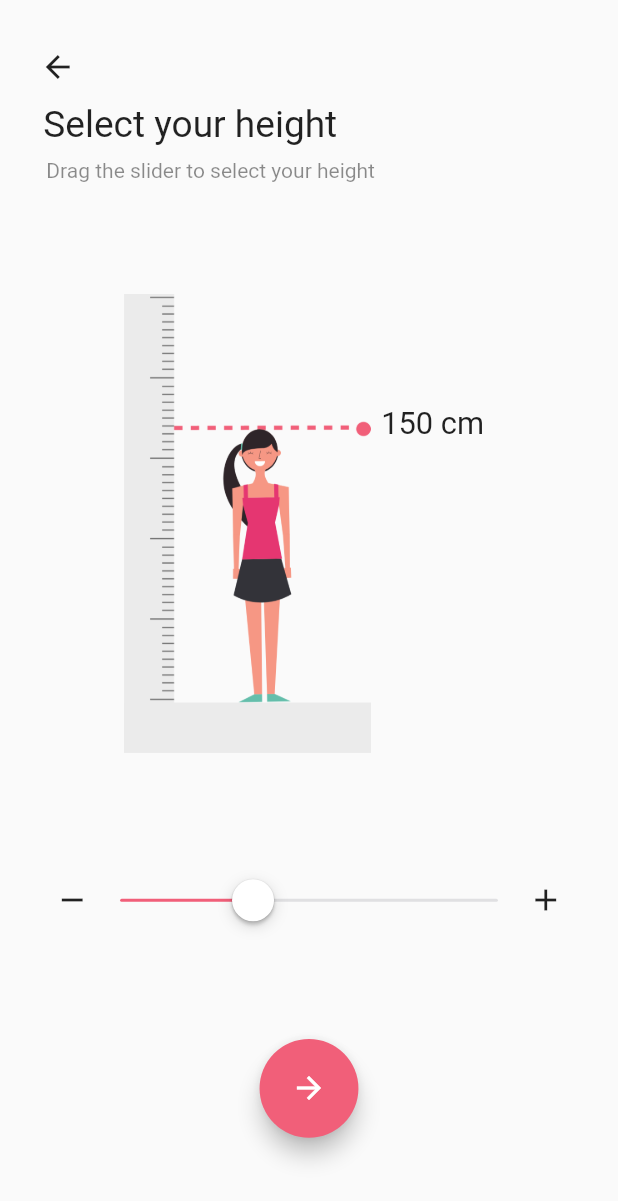
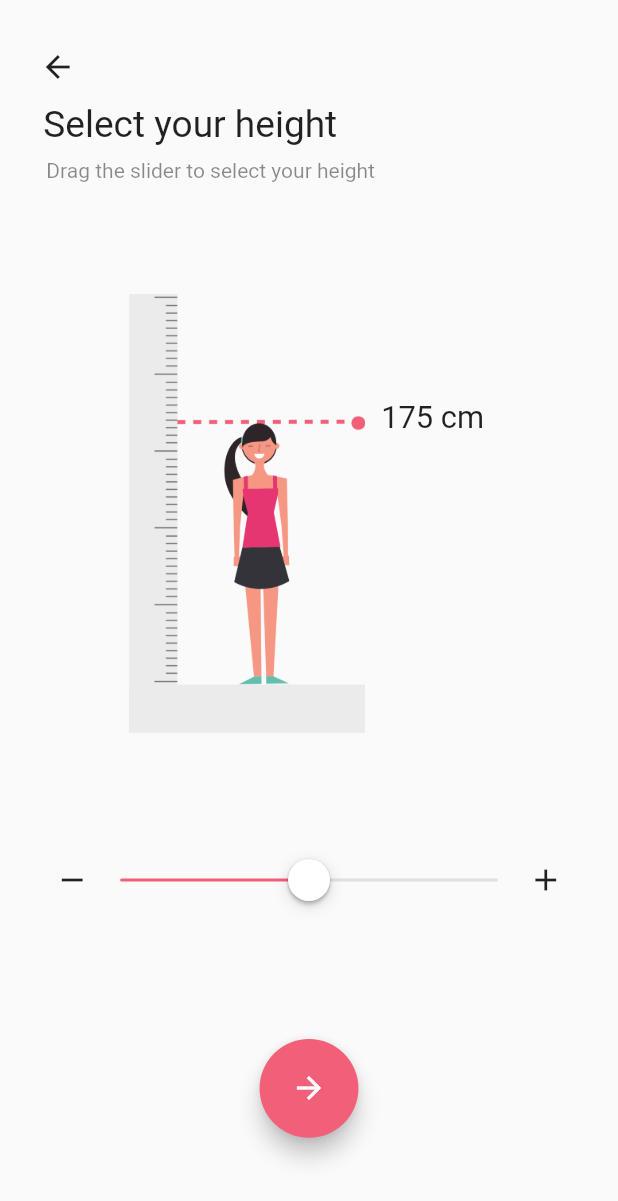
Before and after one commit to Yi98/bmi-calculator, a Flutter app: the Heightwidget screen opened directly, on a phone screen of 412 x 824 dp. Shown: the top 1201 px of the screen. Run offline on Flutter 3.47's test engine with Material 2 defaults, Android fonts, the phone set to English and light mode, and no system bars.

Commit message:
completed app

```diff
--- a/lib/global.dart
+++ b/lib/global.dart
@@ -9,6 +9,6 @@ class Global{
   String weightGender = 'assets/images/weight_girl.png';
   String heightGender = 'assets/images/height_girl.png';
   String selectedGender = 'girl';
-  double height = 150.0;
+  double height = 175.0;
   double weight = 75.0;
 }
--- a/lib/height.dart
+++ b/lib/height.dart
@@ -8,7 +8,7 @@ import 'sizeConfig.dart';
 class Heightwidget extends StatefulWidget {
   Heightwidget({Key key, this.userWeight}) : super(key: key);
 
-  double sliderValue = 150;
+  double sliderValue = 175;
   int height = global.height.toInt();
   double userWeight;
 
@@ -72,14 +72,14 @@ class _HeightwidgetState extends State<Heightwidget> {
                   Center(
                     child: Image.asset(
                       global.heightGender,
-                      width: SizeConfig.safeBlockHorizontal * 40,
+                      height: SizeConfig.safeBlockVertical * 35.5,
                     ),
                   ),
                   Center(
                     child: Container(
                       padding: EdgeInsets.only(
                         left: SizeConfig.safeBlockHorizontal * 60,
-                        top: SizeConfig.safeBlockVertical * 9,
+                        top: SizeConfig.safeBlockVertical * 8.5,
                       ),
                       child: Text(
                         widget.height.toString() + ' cm',
```
Also changed, not shown: lib/result.dart (+24 -16 lines), 9 other files.
